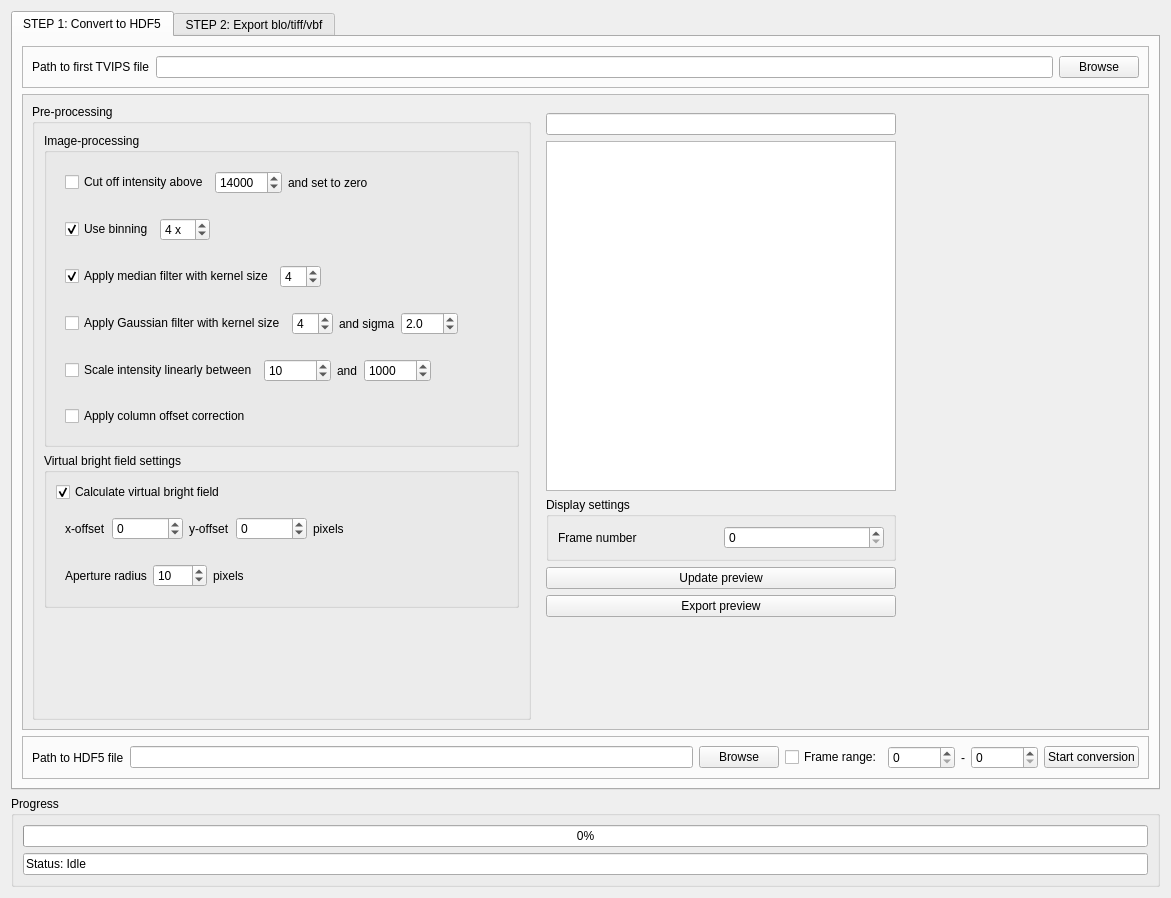
din14970/TVIPSconverter, file tvipsconverter/widget_2.ui: the form before one commit.
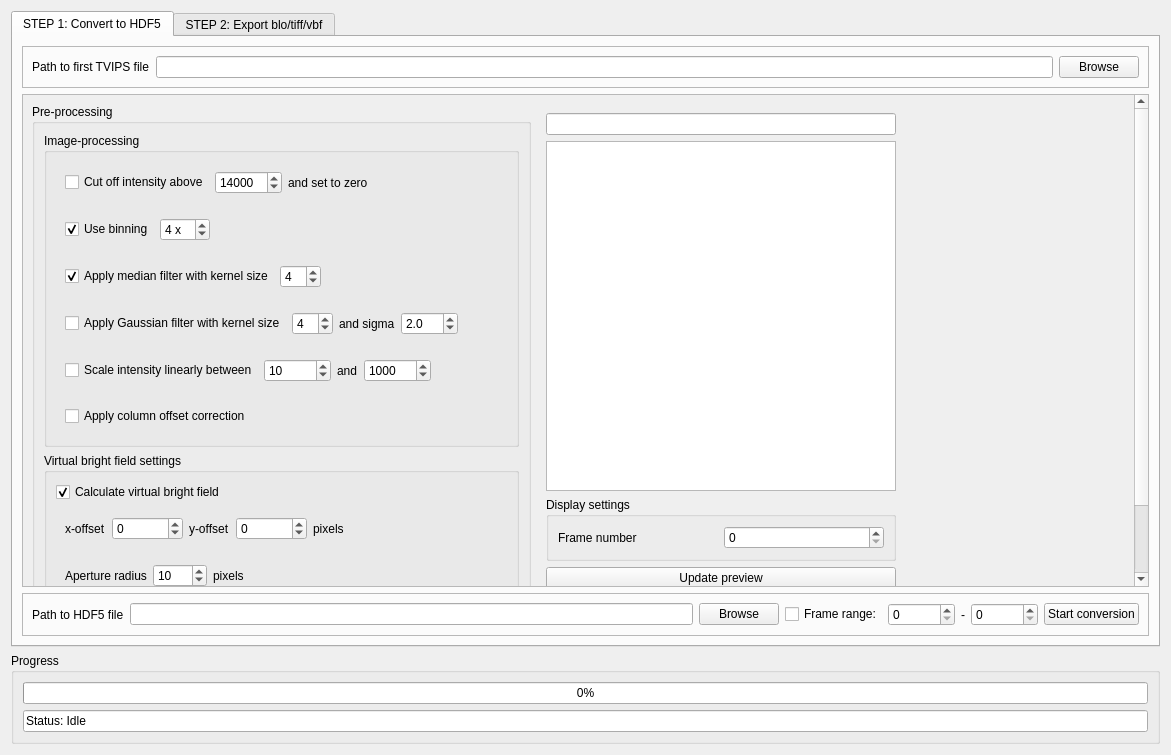
The form after the commit. The open tabs and pages were chosen to show the change.

Commit message: updated readme, changed tab gui

```diff
--- a/tvipsconverter/widget_2.ui
+++ b/tvipsconverter/widget_2.ui
@@ -7,7 +7,7 @@
     <x>0</x>
     <y>0</y>
     <width>1171</width>
-    <height>898</height>
+    <height>755</height>
    </rect>
   </property>
   <property name="sizePolicy">
@@ -156,8 +156,8 @@
            <rect>
             <x>0</x>
             <y>0</y>
-            <width>1127</width>
-            <height>650</height>
+            <width>1100</width>
+            <height>643</height>
            </rect>
           </property>
           <layout class="QHBoxLayout" name="horizontalLayout_11">
```
Left out of the diff: 6 changed lines with no effect on the pictures. The commit also changes 1 other file.
